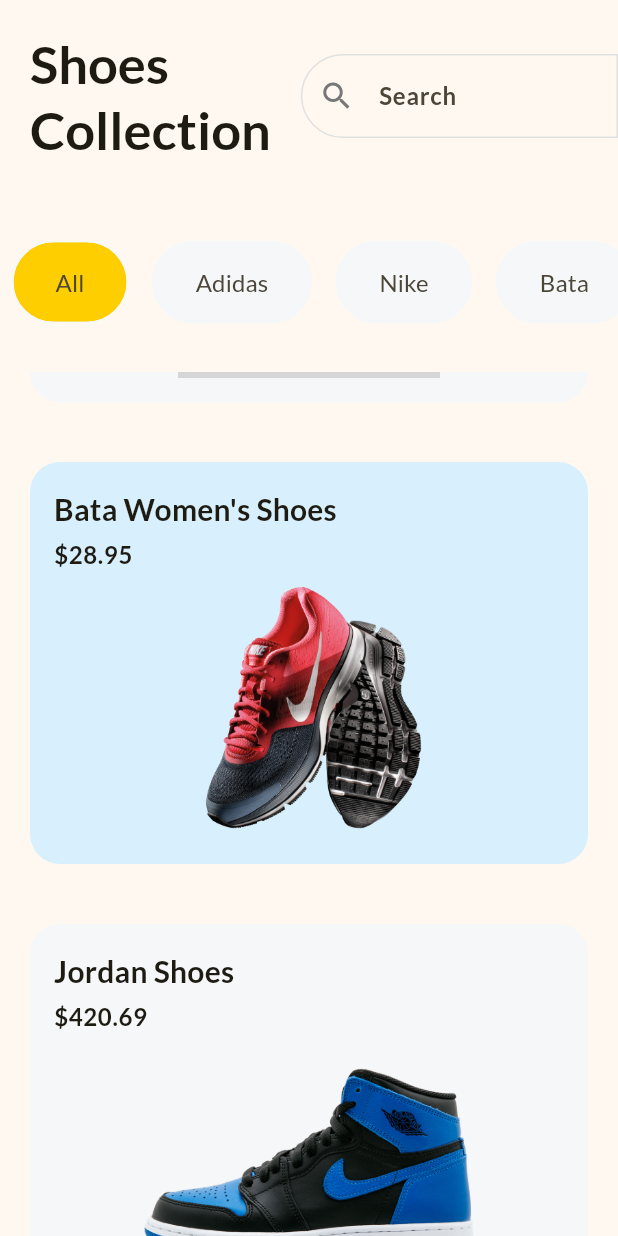
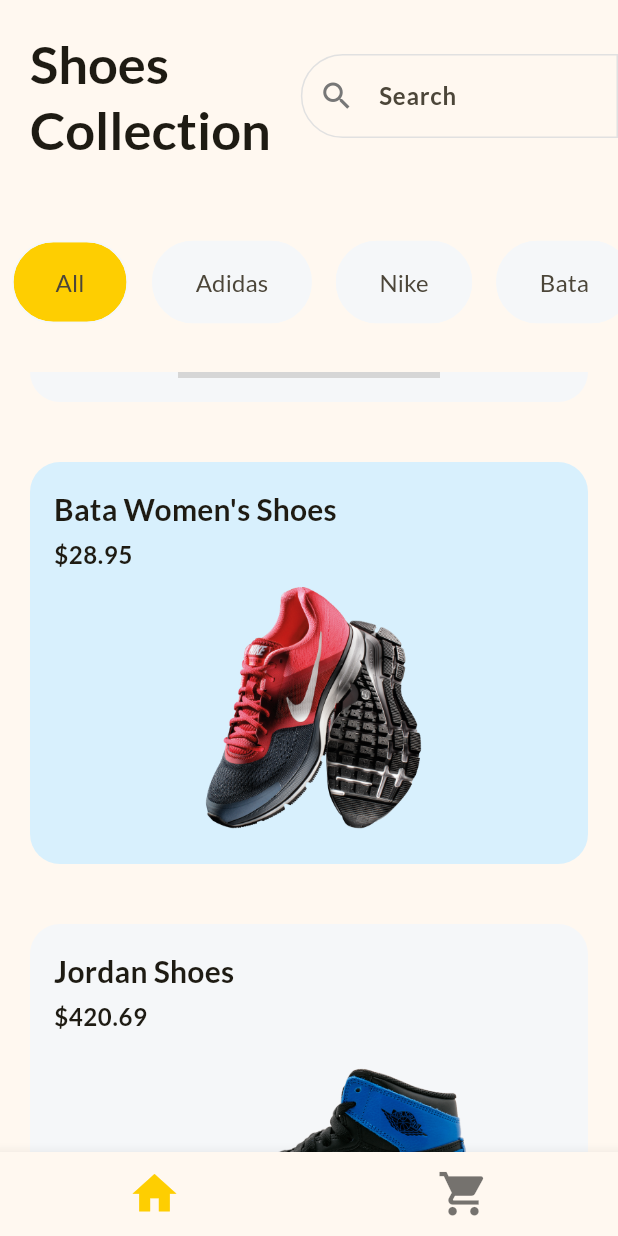
Before and after one commit to Kumardk8780/shop_app, a Flutter app: the screen it shows after launch, scrolled down 576 dp, on a phone screen of 412 x 824 dp. Run offline on Flutter 3.47's test engine with Material 2 defaults, Android fonts, the phone set to English and light mode, and no system bars; grey boxes are pictures that could not be loaded.

Commit message:
add to cart fn added

```diff
--- /dev/null
+++ b/lib/cart_provider.dart
@@ -0,0 +1,15 @@
+import 'package:flutter/material.dart';
+
+class CartProvider extends ChangeNotifier {
+  final List<Map<String, dynamic>> cart = [];
+
+  void addProduct(Map<String, dynamic> product) {
+    cart.add(product);
+    notifyListeners();
+  }
+
+  void removeProduct(Map<String, dynamic> product) {
+    cart.remove(product);
+    notifyListeners();
+  }
+}
--- a/lib/main.dart
+++ b/lib/main.dart
@@ -1,4 +1,6 @@
 import 'package:flutter/material.dart';
+import 'package:provider/provider.dart';
+import 'package:shop_app/cart_provider.dart';
 import 'package:shop_app/screens/home_page.dart';
 
 void main() {
@@ -10,7 +12,10 @@ class MyApp extends StatelessWidget {
 
   @override
   Widget build(BuildContext context) {
-    return MaterialApp(
+    return ChangeNotifierProvider(
+      create: (BuildContext context) => CartProvider(),
+      child: MaterialApp(
+        debugShowCheckedModeBanner: false,
         title: 'Shopping App',
         theme: ThemeData(
           fontFamily: 'Lato',
@@ -48,6 +53,7 @@ class MyApp extends StatelessWidget {
           useMaterial3: true,
         ),
         home: const HomePage(),
+      ),
     );
   }
 }
--- /dev/null
+++ b/lib/product_list.dart
@@ -0,0 +1,127 @@
+import 'package:flutter/material.dart';
+
+import 'utils/global_variables.dart';
+import 'product_card.dart';
+import 'screens/product_detail_page.dart';
+
+class ProductList extends StatefulWidget {
+  const ProductList({super.key});
+
+  @override
+  State<ProductList> createState() => _ProductListState();
+}
+
+class _ProductListState extends State<ProductList> {
+  final List<String> filters = const ['All', 'Adidas', 'Nike', 'Bata'];
+  late String selectedFilter;
+
+  @override
+  void initState() {
+    super.initState();
+    selectedFilter = filters[0];
+  }
+
+  @override
+  Widget build(BuildContext context) {
+    const border = OutlineInputBorder(
+      borderSide: BorderSide(
+        color: Color.fromRGBO(225, 225, 225, 1),
+      ),
+      borderRadius: BorderRadius.horizontal(
+        left: Radius.circular(50),
+      ),
+    );
+    return SafeArea(
+      child: Column(
+        children: [
+          Row(
+            children: [
+              Padding(
+                padding: const EdgeInsets.all(20),
+                child: Text(
+                  'Shoes\nCollection',
+                  style: Theme.of(context).textTheme.titleLarge,
+                ),
+              ),
+              const Expanded(
+                child: TextField(
+                  decoration: InputDecoration(
+                    hintText: 'Search',
+                    prefixIcon: Icon(Icons.search),
+                    border: border,
+                    enabledBorder: border,
+                    focusedBorder: border,
+                  ),
+                ),
+              ),
+            ],
+          ),
+          SizedBox(
+            height: 120,
+            child: ListView.builder(
+              scrollDirection: Axis.horizontal,
+              itemCount: filters.length,
+              itemBuilder: (context, index) {
+                final filter = filters[index];
+                return Padding(
+                  padding: const EdgeInsets.all(8.0),
+                  child: GestureDetector(
+                    onTap: () {
+                      setState(() {
+                        selectedFilter = filter;
+                      });
+                    },
+                    child: Chip(
+                      label: Text(filter),
+                      backgroundColor: selectedFilter == filter
+                          ? Theme.of(context).colorScheme.primary
+                          : const Color.fromRGBO(245, 247, 249, 1),
+                      side: const BorderSide(
+                        color: Color.fromRGBO(245, 247, 249, 1),
+                      ),
+                      labelStyle: const TextStyle(fontSize: 16),
+                      padding: const EdgeInsets.symmetric(
+                        horizontal: 20,
+                        vertical: 15,
+                      ),
+                      shape: RoundedRectangleBorder(
+                        borderRadius: BorderRadius.circular(30),
+                      ),
+                    ),
+                  ),
+                );
+              },
+            ),
+          ),
+          Expanded(
+            child: ListView.builder(
+              itemCount: products.length,
+              itemBuilder: (context, index) {
+                final product = products[index];
+                return GestureDetector(
+                  onTap: () {
+                    Navigator.of(context).push(
+                      MaterialPageRoute(
+                        builder: (context) {
+                          return ProductDetailPage(product: product);
+                        },
+                      ),
+                    );
+                  },
+                  child: ProductCard(
+                    title: product['title'] as String,
+                    price: product['price'] as double,
+                    image: product['imageUrl'] as String,
+                    backgroundColor: index.isEven
+                        ? const Color.fromRGBO(216, 240, 253, 1)
+                        : const Color.fromRGBO(245, 247, 249, 1),
+                  ),
+                );
+              },
+            ),
+          ),
+        ],
+      ),
+    );
+  }
+}
--- a/lib/screens/home_page.dart
+++ b/lib/screens/home_page.dart
@@ -1,7 +1,6 @@
 import 'package:flutter/material.dart';
-import 'package:shop_app/global_variables.dart';
-import 'package:shop_app/product_card.dart';
-import 'package:shop_app/screens/product_detail_page.dart';
+import 'package:shop_app/product_list.dart';
+import 'package:shop_app/screens/cart_page.dart';
 
 class HomePage extends StatefulWidget {
   const HomePage({super.key});
@@ -11,117 +10,37 @@ class HomePage extends StatefulWidget {
 }
 
 class _HomePageState extends State<HomePage> {
-  final List<String> filters = const ['All', 'Adidas', 'Nike', 'Bata'];
-  late String selectedFilter;
+  int currentPage = 0;
 
-  @override
-  void initState() {
-    super.initState();
-    selectedFilter = filters[0];
-  }
+  List<Widget> pages = [const ProductList(), const CartPage()];
 
   @override
   Widget build(BuildContext context) {
-    const border = OutlineInputBorder(
-      borderSide: BorderSide(
-        color: Color.fromRGBO(225, 225, 225, 1),
+    return Scaffold(
+      body: IndexedStack(
+        index: currentPage,
+        children: pages,
       ),
-      borderRadius: BorderRadius.horizontal(
-        left: Radius.circular(50),
-      ),
-    );
-    return Scaffold(
-      body: SafeArea(
-        child: Column(
-          children: [
-            Row(
-              children: [
-                Padding(
-                  padding: const EdgeInsets.all(20),
-                  child: Text(
-                    'Shoes\nCollection',
-                    style: Theme.of(context).textTheme.titleLarge,
-                  ),
-                ),
-                const Expanded(
-                  child: TextField(
-                    decoration: InputDecoration(
-                      hintText: 'Search',
-                      prefixIcon: Icon(Icons.search),
-                      border: border,
-                      enabledBorder: border,
-                      focusedBorder: border,
-                    ),
-                  ),
-                ),
-              ],
-            ),
-            SizedBox(
-              height: 120,
-              child: ListView.builder(
-                scrollDirection: Axis.horizontal,
-                itemCount: filters.length,
-                itemBuilder: (context, index) {
-                  final filter = filters[index];
-                  return Padding(
-                    padding: const EdgeInsets.all(8.0),
-                    child: GestureDetector(
-                      onTap: () {
-                        setState(() {
-                          selectedFilter = filter;
-                        });
-                      },
-                      child: Chip(
-                        label: Text(filter),
-                        backgroundColor: selectedFilter == filter
-                            ? Theme.of(context).colorScheme.primary
-                            : const Color.fromRGBO(245, 247, 249, 1),
-                        side: const BorderSide(
-                          color: Color.fromRGBO(245, 247, 249, 1),
-                        ),
-                        labelStyle: const TextStyle(fontSize: 16),
-                        padding: const EdgeInsets.symmetric(
-                          horizontal: 20,
-                          vertical: 15,
-                        ),
-                        shape: RoundedRectangleBorder(
-                          borderRadius: BorderRadius.circular(30),
-                        ),
-                      ),
-                    ),
-                  );
-                },
-              ),
-            ),
-            Expanded(
-              child: ListView.builder(
-                itemCount: products.length,
-                itemBuilder: (context, index) {
-                  final product = products[index];
-                  return GestureDetector(
-                    onTap: () {
-                      Navigator.of(context).push(
-                        MaterialPageRoute(
-                          builder: (context) {
-                            return ProductDetailPage(product: product);
-                          },
-                        ),
-                      );
-                    },
-                    child: ProductCard(
-                      title: product['title'] as String,
-                      price: product['price'] as double,
-                      image: product['imageUrl'] as String,
-                      backgroundColor: index.isEven
-                          ? const Color.fromRGBO(216, 240, 253, 1)
-                          : const Color.fromRGBO(245, 247, 249, 1),
-                    ),
-                  );
-                },
-              ),
-            ),
-          ],
-        ),
+      bottomNavigationBar: BottomNavigationBar(
+        selectedFontSize: 0,
+        unselectedFontSize: 0,
+        iconSize: 35,
+        onTap: (value) {
+          setState(() {
+            currentPage = value;
+          });
+        },
+        currentIndex: currentPage,
+        items: const [
+          BottomNavigationBarItem(
+            icon: Icon(Icons.home),
+            label: '',
+          ),
+          BottomNavigationBarItem(
+            icon: Icon(Icons.shopping_cart),
+            label: '',
+          ),
+        ],
       ),
     );
   }
```
Also changed, not shown: lib/screens/cart_page.dart (added, +85 -0 lines), lib/screens/product_detail_page.dart (+32 -2 lines), pubspec.yaml (+4 -11 lines), lib/utils/global_variables.dart (renamed from lib/global_variables.dart), pubspec.lock. Lines whose indentation alone changed are shown as unchanged.
